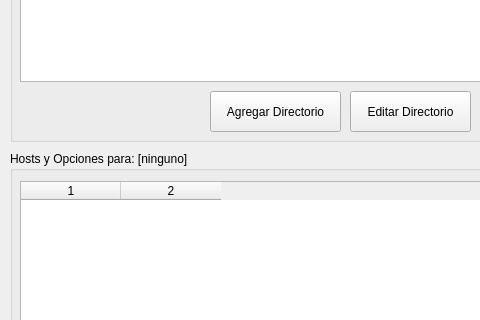
First picture: the form in Ui/MainWindow.ui, repository jbncornejo-dev/AppNFS, before the edit; both pictures show x 0 to 480 and y 159 to 479 of the 823 by 690 pixel window.
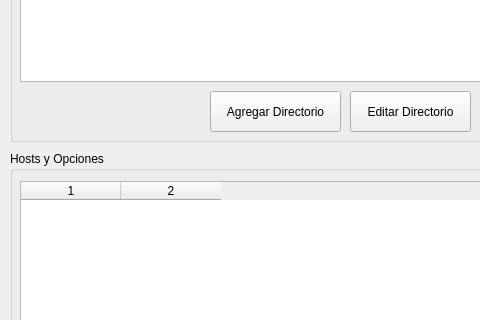
Second picture: the form after the edit.

```diff
--- a/Ui/MainWindow.ui
+++ b/Ui/MainWindow.ui
@@ -95,7 +95,7 @@
      <item>
       <widget class="QGroupBox" name="Detalle">
        <property name="title">
-        <string>Hosts y Opciones para: [ninguno]</string>
+        <string>Hosts y Opciones</string>
        </property>
        <widget class="QTableWidget" name="tableHost">
         <property name="geometry">
```
